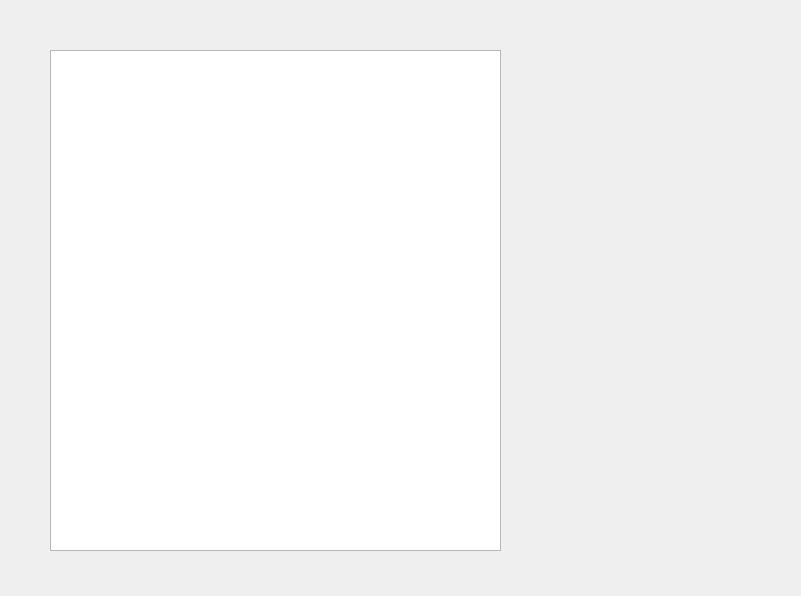
kadealicious/CSC3220-T0-Quotes, file wordforword/sortby_category.ui: the form before one commit.
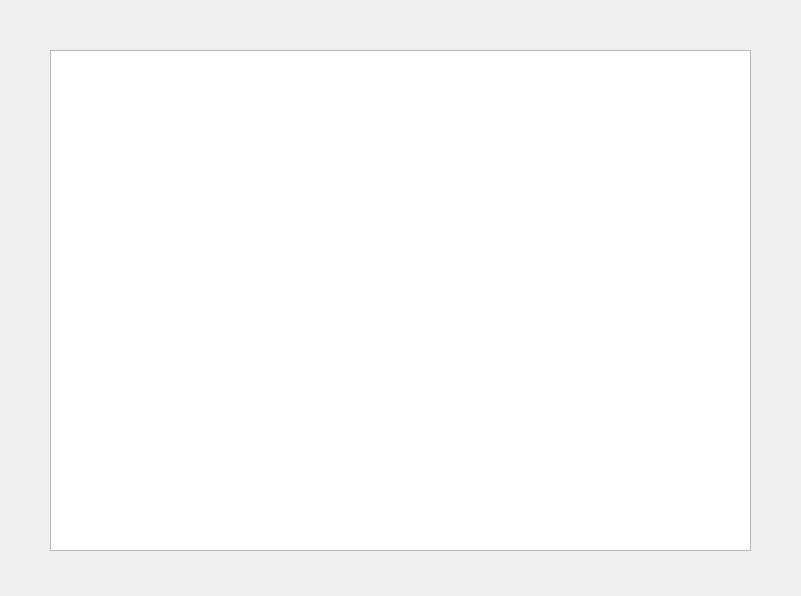
The form after the commit.

Diff of the .ui file:
```diff
--- a/wordforword/sortby_category.ui
+++ b/wordforword/sortby_category.ui
@@ -18,7 +18,7 @@
     <rect>
      <x>50</x>
      <y>50</y>
-     <width>451</width>
+     <width>701</width>
      <height>501</height>
     </rect>
    </property>
```
Left out of the diff: 2 changed lines with no effect on the pictures.
